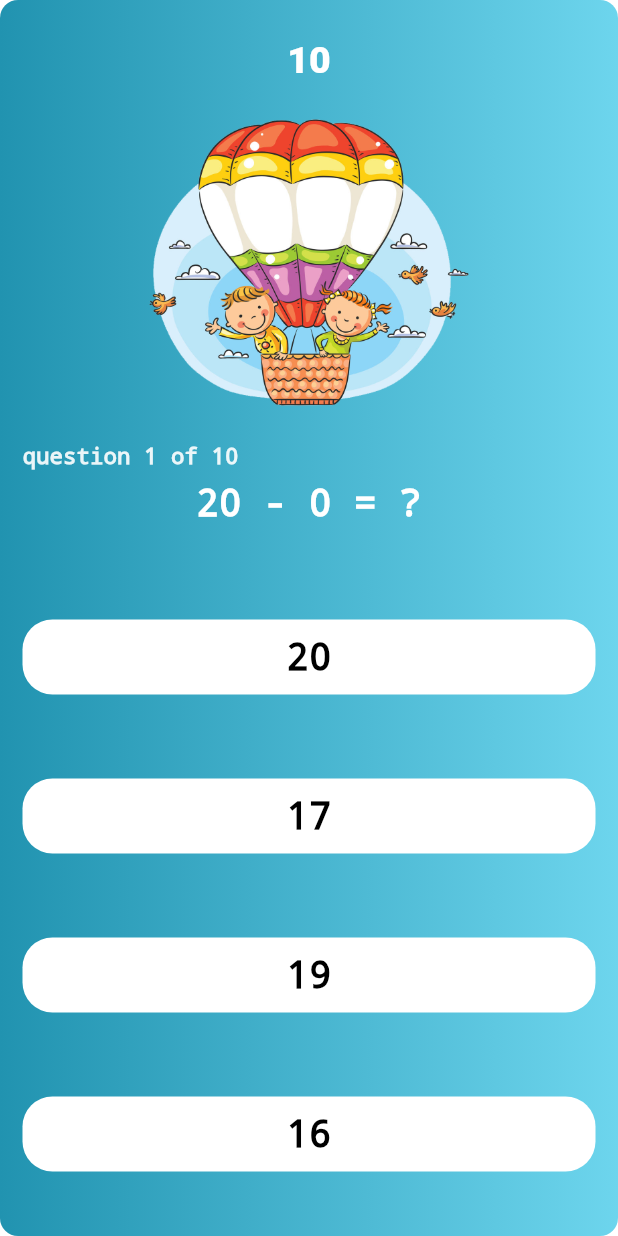
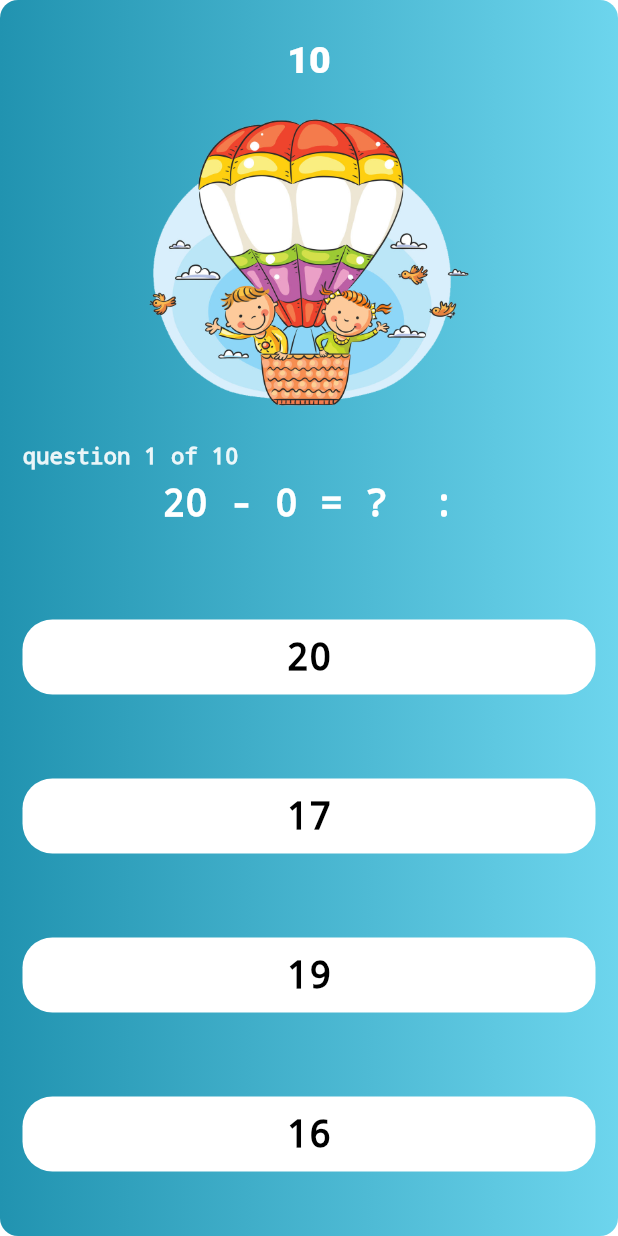
Before and after one commit to Kalki2307/bequick, a Flutter app: the screen it shows after launch, after a tap on "Level 1", on a phone screen of 412 x 824 dp. Run offline on Flutter 3.47's test engine with Material 2 defaults, Android fonts, the phone set to English and light mode, and no system bars; drawn by our look-alikes of timer_count_down; Roboto replaces fonts that are missing (ConcertOne).

Commit message:
adding colon after question

```diff
--- a/lib/SCREENS/QuizScreen.dart
+++ b/lib/SCREENS/QuizScreen.dart
@@ -324,7 +324,7 @@ class _QuizScreenState extends State<QuizScreen> {
                   ),
                   Center(
                     child: Text(
-                      ' $firstNumber $showSign $secondNumber = ? ',
+                      ' $firstNumber $showSign $secondNumber = ?  : ',
                       style: TextStyle(
                         color: Colors.white,
                         decoration: TextDecoration.none,
```
